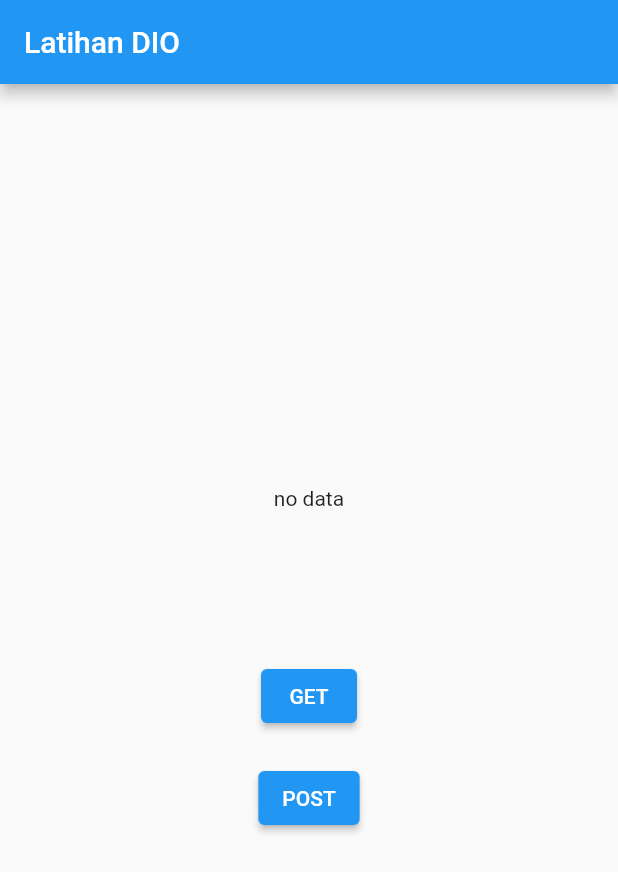
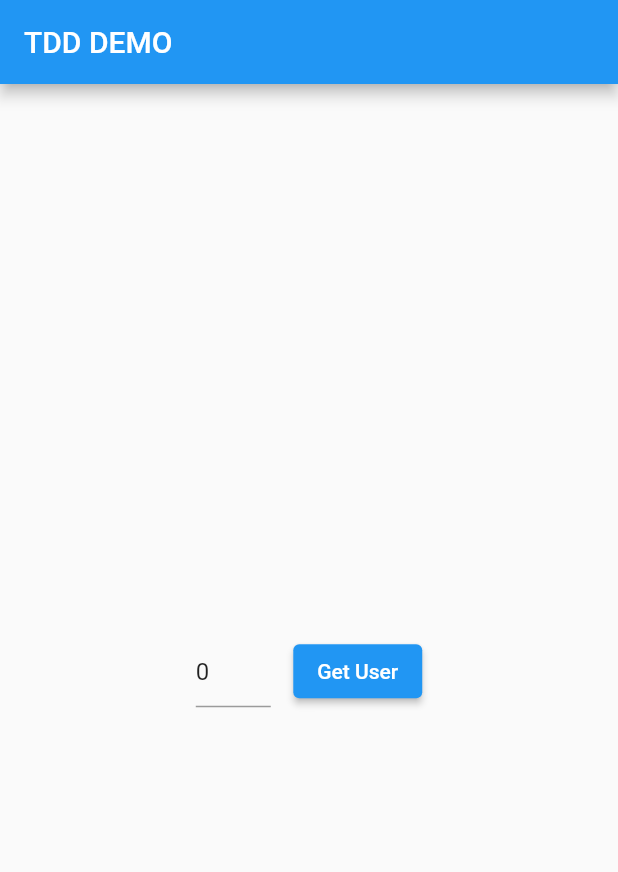
Before and after one commit to angular403/flutter_fundamental2, a Flutter app: the screen it shows after launch, on a phone screen of 412 x 824 dp. Shown: the top 872 px of the screen. Run offline on Flutter 3.47's test engine with Material 2 defaults, Android fonts, the phone set to English and light mode, and no system bars; our stand-ins replace dio, easy_localization.

```diff
--- /dev/null
+++ b/lib/entities/user.dart
@@ -0,0 +1,6 @@
+class User {
+  int id = 0;
+  String name = 'No Name';
+
+  User({this.id = 0, this.name = 'No Name'});
+}
--- a/lib/main.dart
+++ b/lib/main.dart
@@ -30,7 +30,55 @@ class MyApp extends StatelessWidget {
       supportedLocales: context.supportedLocales,
       locale: context.locale,
       debugShowCheckedModeBanner: false,
-      home: LatihanDio(),
+      home: LatihanTdd(),
+    );
+  }
+}
+
+class LatihanTdd extends StatefulWidget {
+  const LatihanTdd({Key? key}) : super(key: key);
+
+  @override
+  State<LatihanTdd> createState() => _LatihanTddState();
+}
+
+class _LatihanTddState extends State<LatihanTdd> {
+  TextEditingController controller = TextEditingController(text: '0');
+  @override
+  Widget build(BuildContext context) {
+    return Scaffold(
+      appBar: AppBar(title: Text('TDD DEMO')),
+      body: Column(
+        mainAxisAlignment: MainAxisAlignment.center,
+        children: [
+          // user == null ? const Text('no data') : Text('ID: ${user!.id}'),
+          // if (user != null) Text('Name: ${user!.name}'),
+          const SizedBox(
+            height: 15,
+          ),
+          Row(
+            mainAxisAlignment: MainAxisAlignment.center,
+            children: [
+              SizedBox(
+                width: 50,
+                child: TextField(
+                    controller: controller, keyboardType: TextInputType.number),
+              ),
+              const SizedBox(
+                width: 15,
+              ),
+              ElevatedButton(
+                  onPressed: () async {
+                    // user = await UserRepository()
+                    //     .getUser(int.tryParse(controller.text) ?? 0);
+
+                    // setState(() {});
+                  },
+                  child: const Text('Get User')),
+            ],
+          )
+        ],
+      ),
     );
   }
 }
--- a/lib/services.dart
+++ b/lib/services.dart
@@ -1,4 +1,4 @@
-import 'dart:math';
+
 
 import 'package:dio/dio.dart';
 
--- /dev/null
+++ b/lib/user_repository.dart
@@ -0,0 +1,29 @@
+import 'package:flutter_fundamental/entities/user.dart';
+import 'package:dio/dio.dart';
+
+class UserRepository {
+  late Dio dio;
+
+  UserRepository({Dio? dio}) {
+    this.dio = dio ?? Dio();
+  }
+
+  Future<User?> getUser(int id) async {
+    try {
+      var response = await Dio().get('https://reqres.in/api/users/$id');
+
+      if (response.statusCode == 200) {
+        return User(
+          id: response.data['data']['id'],
+          name: response.data['data']['first_name'] +
+              ' ' +
+              response.data['data']['last_name'],
+        );
+      } else {
+        return null;
+      }
+    } catch (e) {
+      return null;
+    }
+  }
+}
--- a/pubspec.yaml
+++ b/pubspec.yaml
@@ -27,11 +27,13 @@ environment:
 # the latest version available on pub.dev. To see which dependencies have newer
 # versions available, run `flutter pub outdated`.
 dependencies:
+  build_runner: ^2.1.11
   cupertino_icons: ^1.0.2
   dio: ^4.0.6
   easy_localization: ^3.0.0
   flutter:
     sdk: flutter
+  mockito: ^5.2.0
 
 dev_dependencies:
   flutter_test:
```
Also changed, not shown: pubspec.lock, 4 other files.
